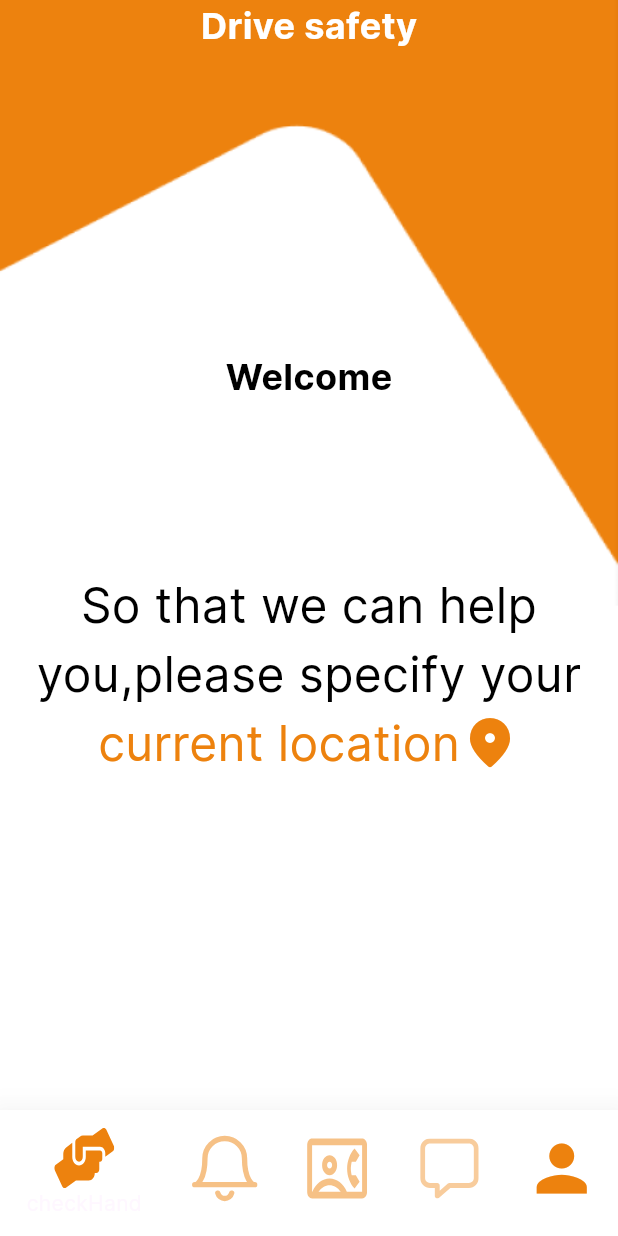
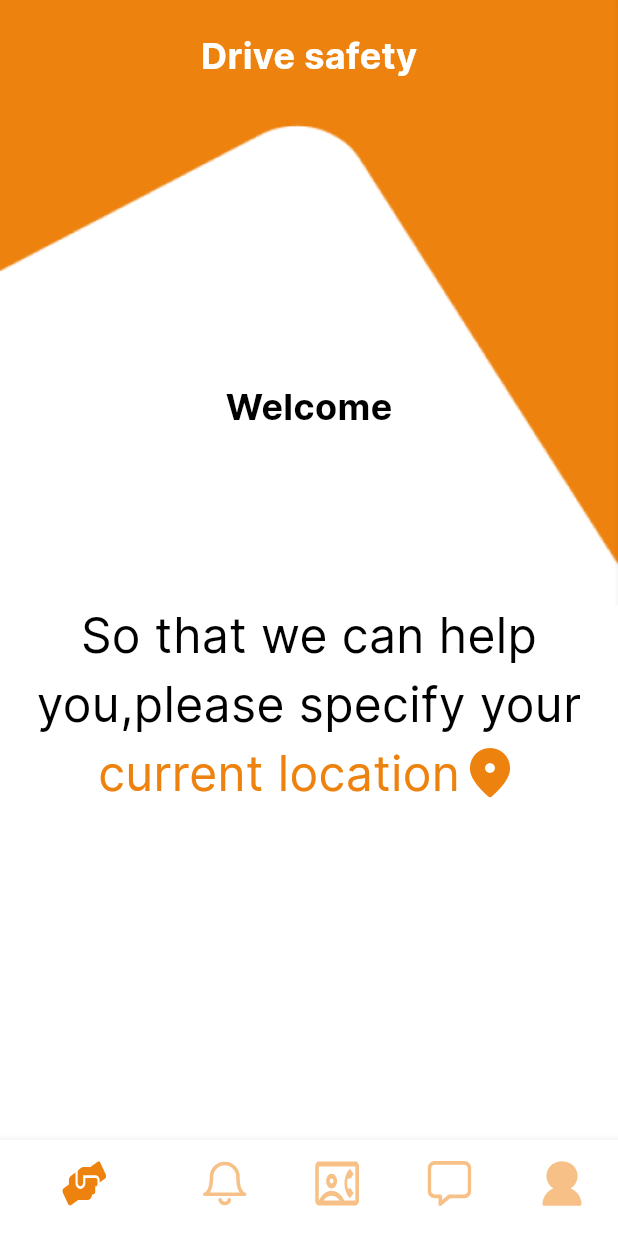
Before and after one commit to talaat97/Driver_Safety, a Flutter app: the screen it shows after launch, on a phone screen of 412 x 824 dp. Run offline on Flutter 3.47's test engine with Material 3 defaults, Android fonts, the phone set to English and light mode, and no system bars; our stand-ins replace cloud_firestore, dio, firebase_auth, firebase_core, flutter_bloc, flutter_svg and 5 more; accounts and stored records are empty.

Commit message:
add Nav bar cubit

```diff
--- a/lib/core/app/app.dart
+++ b/lib/core/app/app.dart
@@ -1,10 +1,12 @@
 
+import 'package:driver_safety/features/home/presentation/cubit/home_nav_cubit/home_nav_cubit.dart';
 import 'package:driver_safety/features/home/presentation/view/home_page_view.dart';
 import 'package:driver_safety/features/home/presentation/view/message_page.dart';
 import 'package:driver_safety/features/on_boarding/presentation/views/on_boarding_view.dart';
 import 'package:driver_safety/features/profile/presentation/views/profile_view.dart';
 import 'package:firebase_auth/firebase_auth.dart';
 import 'package:flutter/material.dart';
+import 'package:flutter_bloc/flutter_bloc.dart';
 import 'package:get/get.dart';
 import '../resources_manager/constants_manager.dart';
 import '../resources_manager/theme_manager.dart';
@@ -38,12 +40,18 @@ class _MyAppState extends State<MyApp> {
 
   @override
   Widget build(BuildContext context) {
-    return GetMaterialApp(
-      theme: ThemeManager.light,
-      title: ConstantsManager.appName,
-      debugShowCheckedModeBanner: false,
-      //home: const ContactPage(),
-      home: user ==null && false ? const OnBoardingView() : const HomePageView(),
+    return MultiBlocProvider(
+      providers:
+      [
+        BlocProvider(create: (context)=> HomeNavCubit())
+      ],
+      child: GetMaterialApp(
+        theme: ThemeManager.light,
+        title: ConstantsManager.appName,
+        debugShowCheckedModeBanner: false,
+        //home: const ContactPage(),
+        home: user ==null && false ? const OnBoardingView() : const HomePageView(),
+      ),
     );
   }
 }
--- a/lib/core/resources_manager/assets_manager.dart
+++ b/lib/core/resources_manager/assets_manager.dart
@@ -6,14 +6,15 @@ class AssetsManager {
   static const String phone = '${_imagePath}phone.svg';
   static const String logo = '${_imagePath}logo.png';
   static const String carBackGround = '${_imagePath}car_back_ground.png';
-  static const String notification = '${_imagePath}notification.svg';
-  static const String userCall = '${_imagePath}Vector-2.svg';
-  static const String chat = '${_imagePath}Vector-3.svg';
-  static const String checkHand = '${_imagePath}Vector.svg';
+  static const String notification = '${_imagePath}notif_nav.svg';
+  static const String userCall = '${_imagePath}contact_nav.svg';
+  static const String chat = '${_imagePath}chat_nav.svg';
+  static const String checkHand = '${_imagePath}hand_nav.svg';
   static const String google = '${_imagePath}google.svg';
   static const String imageBackground = '${_imagePath}imageBackground.png';
   static const String bgImage = '${_imagePath}BgImage.svg';
   static const String backButton = '${_imagePath}backButton.svg';
+  static const String personNav = '${_imagePath}person_nav.svg';
 
 
 
--- a/lib/core/shared_widgets/default_bottom_navigation_bar.dart
+++ b/lib/core/shared_widgets/default_bottom_navigation_bar.dart
@@ -1,23 +1,73 @@
 import 'package:driver_safety/core/resources_manager/assets_manager.dart';
 import 'package:driver_safety/core/resources_manager/color_manager.dart';
+import 'package:driver_safety/features/home/presentation/cubit/home_nav_cubit/home_nav_cubit.dart';
+import 'package:driver_safety/features/home/presentation/cubit/home_nav_cubit/home_nav_states.dart';
 import 'package:flutter/material.dart';
+import 'package:flutter_bloc/flutter_bloc.dart';
 import 'package:flutter_svg/svg.dart';
 
-class HomeBottomNavigationBar extends StatefulWidget {
+class HomeBottomNavigationBar extends StatelessWidget {
   const HomeBottomNavigationBar({super.key});
 
-  @override
-  State<HomeBottomNavigationBar> createState() => _HomeBottomNavigationBarState();
-}
+  final double iconSize = 30;
 
-class _HomeBottomNavigationBarState extends State<HomeBottomNavigationBar> {
   @override
   Widget build(BuildContext context) {
-
-
-
-    return Container() ;
-
-
+    return BlocBuilder<HomeNavCubit, HomeNavStates>(
+      builder: (context, state)=> BottomNavigationBar(
+        onTap: (int newIndex){HomeNavCubit.get(context).changeIndex(newIndex: newIndex);},
+        currentIndex: HomeNavCubit.get(context).currentIndex,
+        elevation: 5,
+        showSelectedLabels: false,
+        showUnselectedLabels: false,
+        items: [
+          BottomNavigationBarItem(
+              backgroundColor: ColorsManager.white,
+              icon: SvgPicture.asset(
+                AssetsManager.checkHand,
+                height: iconSize,
+                width: iconSize,
+                color: HomeNavCubit.get(context).whichColor(index: 0),
+              ),
+              label: 'checkHand'),
+          BottomNavigationBarItem(
+              backgroundColor: ColorsManager.white,
+              icon: SvgPicture.asset(
+                AssetsManager.notification,
+                height: iconSize,
+                width: iconSize,
+                color: HomeNavCubit.get(context).whichColor(index: 1),
+              ),
+              label: 'notification'),
+          BottomNavigationBarItem(
+              backgroundColor: ColorsManager.white,
+              icon: SvgPicture.asset(
+                AssetsManager.userCall,
+                height: iconSize,
+                width: iconSize,
+                color: HomeNavCubit.get(context).whichColor(index: 2),
+              ),
+              label: 'userCall'),
+          BottomNavigationBarItem(
+              backgroundColor: ColorsManager.white,
+              icon: SvgPicture.asset(
+                AssetsManager.chat,
+                height: iconSize,
+                width: iconSize,
+                color: HomeNavCubit.get(context).whichColor(index: 3),
+              ),
+              label: 'chat'),
+          BottomNavigationBarItem(
+              backgroundColor: ColorsManager.white,
+              icon: SvgPicture.asset(
+                AssetsManager.personNav,
+                height: iconSize,
+                width: iconSize,
+                color: HomeNavCubit.get(context).whichColor(index: 4),
+              ),
+              label: 'person'),
+        ],
+      )
+    );
   }
 }
--- a/lib/core/shared_widgets/default_home_view.dart
+++ b/lib/core/shared_widgets/default_home_view.dart
@@ -1,7 +1,6 @@
 import 'package:driver_safety/core/resources_manager/assets_manager.dart';
 import 'package:driver_safety/core/resources_manager/color_manager.dart';
 import 'package:flutter/material.dart';
-import 'package:driver_safety/core/shared_widgets/default_bottom_navigation_bar.dart';
 
 class DefaultHomeView extends StatelessWidget {
   const DefaultHomeView(
@@ -17,7 +16,8 @@ class DefaultHomeView extends StatelessWidget {
   Widget build(BuildContext context) {
     return Scaffold(
 
-      body: Stack(
+      body: SafeArea(
+        child: Stack(
           children: [
             Column(
               children: [
@@ -40,6 +40,7 @@ class DefaultHomeView extends StatelessWidget {
             widget,
           ],
         ),
+      ),
       bottomNavigationBar: bottomNavigationBarWidget,
       floatingActionButton: floatingActionButton,
     );
--- /dev/null
+++ b/lib/features/home/presentation/cubit/home_nav_cubit/home_nav_cubit.dart
@@ -0,0 +1,42 @@
+import 'package:driver_safety/core/resources_manager/color_manager.dart';
+import 'package:driver_safety/features/home/presentation/cubit/home_nav_cubit/home_nav_states.dart';
+import 'package:driver_safety/features/home/presentation/view/concet_page.dart';
+import 'package:driver_safety/features/home/presentation/view/message_page.dart';
+import 'package:driver_safety/features/home/presentation/view/notifaction_page.dart';
+import 'package:driver_safety/features/home/presentation/view/widgets/home_page_view_builder.dart';
+import 'package:driver_safety/features/profile/presentation/views/profile_view.dart';
+import 'package:flutter/material.dart';
+import 'package:flutter_bloc/flutter_bloc.dart';
+
+class HomeNavCubit extends Cubit<HomeNavStates> {
+  HomeNavCubit() : super(HomeNavInitialState());
+
+  static HomeNavCubit get(context) => BlocProvider.of(context);
+
+  List<Widget> activePage = const
+  [
+      HomePageViewBuilder(),
+      NotifactionPage(),
+      ContactPage(),
+      MessagePage(),
+      ProfileView(),
+  ];
+  int currentIndex =0;
+  void changeIndex({required int newIndex})
+  {
+    currentIndex = newIndex;
+    emit(HomeNavChangeIndexState());
+  }
+
+  Color whichColor({required int index})
+  {
+    return currentIndex == index ?
+     ColorsManager.primary :
+     ColorsManager.primary.withOpacity(0.5);
+  }
+
+  Widget getCurrentView()
+  {
+    return activePage[currentIndex];
+  }
+}
--- /dev/null
+++ b/lib/features/home/presentation/cubit/home_nav_cubit/home_nav_states.dart
@@ -0,0 +1,4 @@
+abstract class HomeNavStates {}
+
+class HomeNavInitialState extends HomeNavStates{}
+class HomeNavChangeIndexState extends HomeNavStates{}
--- a/lib/features/home/presentation/view/home_page_view.dart
+++ b/lib/features/home/presentation/view/home_page_view.dart
@@ -1,14 +1,10 @@
-import 'package:driver_safety/core/resources_manager/assets_manager.dart';
-import 'package:driver_safety/core/resources_manager/color_manager.dart';
+import 'package:driver_safety/core/shared_widgets/default_bottom_navigation_bar.dart';
 import 'package:driver_safety/core/shared_widgets/default_home_view.dart';
-import 'package:driver_safety/features/home/presentation/view/concet_page.dart';
-import 'package:driver_safety/features/home/presentation/view/message_page.dart';
-import 'package:driver_safety/features/home/presentation/view/notifaction_page.dart';
-import 'package:driver_safety/features/home/presentation/view/widgets/home_page_view_builder.dart';
-import 'package:driver_safety/features/profile/presentation/views/profile_view.dart';
+import 'package:driver_safety/features/home/presentation/cubit/home_nav_cubit/home_nav_cubit.dart';
+import 'package:driver_safety/features/home/presentation/cubit/home_nav_cubit/home_nav_states.dart';
 import 'package:flutter/material.dart';
-import 'package:flutter_svg/flutter_svg.dart';
-int selectedPage = 0 ;
+import 'package:flutter_bloc/flutter_bloc.dart';
+
 class HomePageView extends StatefulWidget {
   const HomePageView({super.key});
 
@@ -19,52 +15,11 @@ class HomePageView extends StatefulWidget {
 class _HomePageViewState extends State<HomePageView> {
   @override
   Widget build(BuildContext context) {
-    List<Widget> activePage = const [
-      HomePageViewBuilder(),
-      NotifactionPage(),
-      ContactPage(),
-      MessagePage(),
-      ProfileView(),
-
-    ];
-    return DefaultHomeView(
-      widget: activePage[selectedPage],
-      bottomNavigationBarWidget: BottomNavigationBar(
-        onTap: (value) {
-          setState(() {
-            selectedPage = value;
-          });
-          print(selectedPage);
-        },
-        currentIndex: selectedPage,
-        elevation: 20,
-        iconSize: 50,
-        items: [
-          BottomNavigationBarItem(
-              backgroundColor: ColorsManager.white,
-              icon: SvgPicture.asset(AssetsManager.checkHand),
-              label: 'checkHand'),
-          BottomNavigationBarItem(
-              backgroundColor: ColorsManager.white,
-              icon: SvgPicture.asset(AssetsManager.notification),
-              label: 'notification'),
-          BottomNavigationBarItem(
-              backgroundColor: ColorsManager.white,
-              icon: SvgPicture.asset(AssetsManager.userCall),
-              label: 'userCall'),
-          BottomNavigationBarItem(
-              backgroundColor: ColorsManager.white,
-              icon: SvgPicture.asset(AssetsManager.chat),
-              label: 'chat'),
-          const BottomNavigationBarItem(
-              backgroundColor: ColorsManager.white,
-              icon: Icon(
-                Icons.person,
-                color: ColorsManager.primary,
-              ),
-              label: 'person'),
-        ],
-      ),
+    return BlocBuilder<HomeNavCubit, HomeNavStates>(
+      builder: (context, state)=> DefaultHomeView(
+        widget: HomeNavCubit.get(context).getCurrentView(),
+        bottomNavigationBarWidget: const HomeBottomNavigationBar()
+      )
     );
   }
 }
--- a/lib/features/home/presentation/view/widgets/home_page_view_builder.dart
+++ b/lib/features/home/presentation/view/widgets/home_page_view_builder.dart
@@ -75,9 +75,12 @@ class _HomePageViewBuilderState extends State<HomePageViewBuilder> {
 
     return Column(
       children: [
-        Text('Drive safety',
+        Padding(
+          padding: const EdgeInsets.only(top: 20.0),
+          child: Text('Drive safety',
               style: TextStyleManager.textStyleBold
                   .copyWith(color: ColorsManager.white, fontSize: 24)),
+        ),
         const SizedBox(height: 200),
         Text(
           'Welcome',
@@ -87,11 +90,14 @@ class _HomePageViewBuilderState extends State<HomePageViewBuilder> {
               fontWeight: FontWeight.w700),
         ),
         const SizedBox(height: 112),
-        Text(
+        Padding(
+          padding: const EdgeInsets.symmetric(horizontal: 10.0),
+          child: Text(
             textAlign: TextAlign.center,
             "So that we can help you,please specify your",
             style: TextStyleManager.textStyleRegular
                 .copyWith(color: ColorsManager.black, fontSize: 32),
+          ),
         ),
         InkWell(
           onTap: () async {
```
Also changed, not shown: lib/main.dart (+0 -10 lines), assets/images/chat_nav.svg (added), assets/images/contact_nav.svg (added), assets/images/hand_nav.svg (added), assets/images/notif_nav.svg (added), assets/images/person_nav.svg (added). Lines whose indentation alone changed are shown as unchanged.
